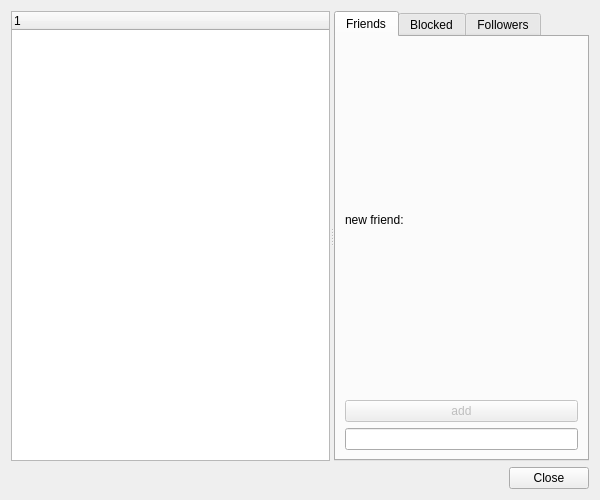
Old version of the form src/FriendsMgmtDialog.ui in the repository asolfre/qwit.
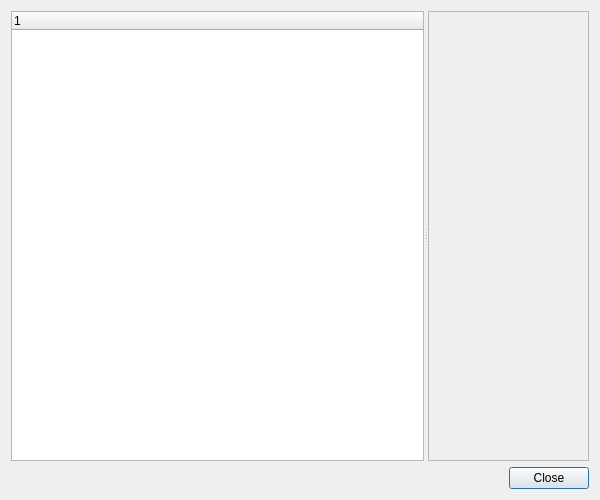
New version of the form.

Commit message: tab widget in friends management dialog removed

Diff of the .ui file:
```diff
--- a/src/FriendsMgmtDialog.ui
+++ b/src/FriendsMgmtDialog.ui
@@ -29,72 +29,13 @@
        </property>
       </column>
      </widget>
-     <widget class="QTabWidget" name="tabWidget">
-      <property name="sizePolicy">
-       <sizepolicy hsizetype="Maximum" vsizetype="Expanding">
-        <horstretch>0</horstretch>
-        <verstretch>0</verstretch>
-       </sizepolicy>
+     <widget class="QFrame" name="pagesWidget">
+      <property name="frameShape">
+       <enum>QFrame::StyledPanel</enum>
       </property>
-      <property name="minimumSize">
-       <size>
-        <width>200</width>
-        <height>100</height>
-       </size>
+      <property name="frameShadow">
+       <enum>QFrame::Raised</enum>
       </property>
-      <property name="currentIndex">
-       <number>0</number>
-      </property>
-      <widget class="QWidget" name="friendsTab">
-       <attribute name="title">
-        <string>Friends</string>
-       </attribute>
-       <layout class="QVBoxLayout" name="verticalLayout_2">
-        <item>
-         <layout class="QVBoxLayout" name="verticalLayout_3">
-          <item>
-           <widget class="QLabel" name="newFriendLabel">
-            <property name="sizePolicy">
-             <sizepolicy hsizetype="Minimum" vsizetype="Preferred">
-              <horstretch>0</horstretch>
-              <verstretch>0</verstretch>
-             </sizepolicy>
-            </property>
-            <property name="text">
-             <string>new friend:</string>
-            </property>
-           </widget>
-          </item>
-          <item>
-           <widget class="QPushButton" name="addFriendPushButton">
-            <property name="enabled">
-             <bool>false</bool>
-            </property>
-            <property name="text">
-             <string>add</string>
-            </property>
-            <property name="autoDefault">
-             <bool>true</bool>
-            </property>
-           </widget>
-          </item>
-          <item>
-           <widget class="QLineEdit" name="newFriendLineEdit"/>
-          </item>
-         </layout>
-        </item>
-       </layout>
-      </widget>
-      <widget class="QWidget" name="blockedTab">
-       <attribute name="title">
-        <string>Blocked</string>
-       </attribute>
-      </widget>
-      <widget class="QWidget" name="followersTab">
-       <attribute name="title">
-        <string>Followers</string>
-       </attribute>
-      </widget>
      </widget>
     </widget>
    </item>
```
The commit also changes 5 other files.
